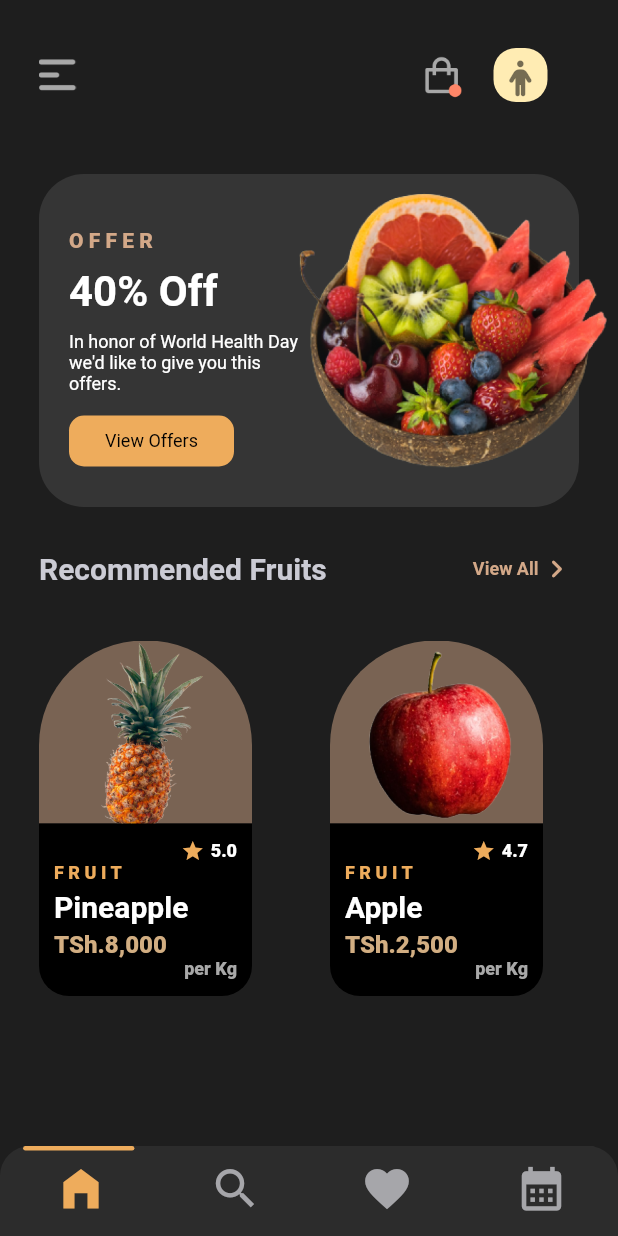
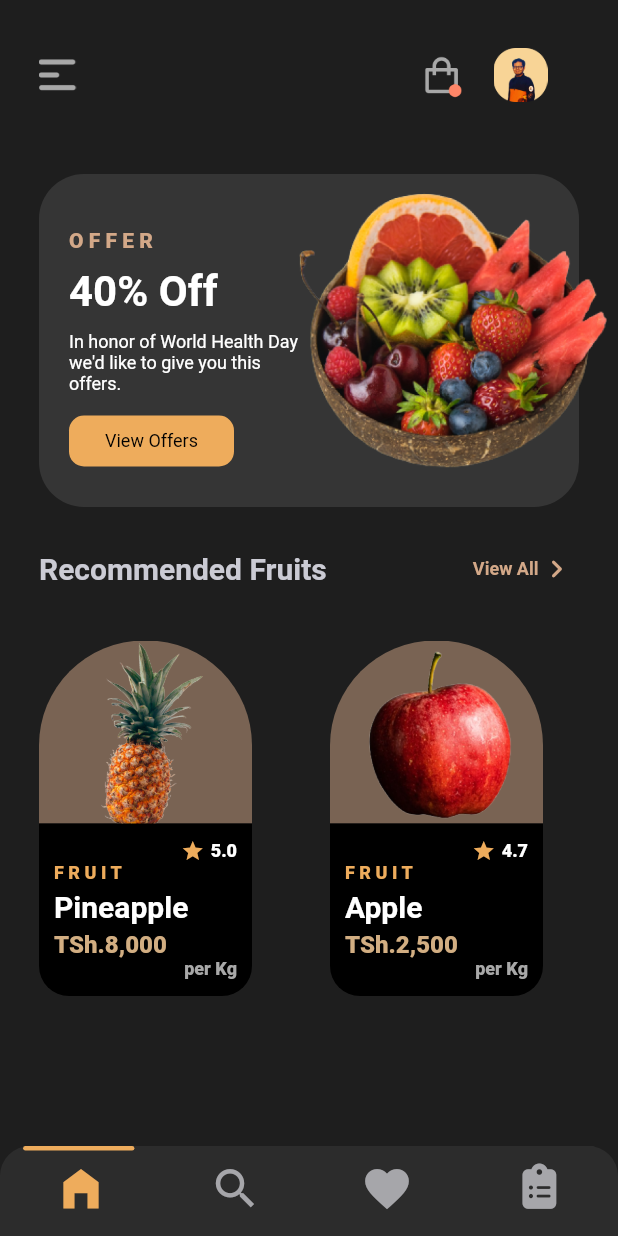
Before and after one commit to jayvibespro/Code-Bock-Flutter-UI-Challenge, a Flutter app: the screen it shows after launch, on a phone screen of 412 x 824 dp. Run offline on Flutter 3.47's test engine with Material 2 defaults, Android fonts, the phone set to English and light mode, and no system bars; our stand-ins replace font_awesome_flutter.

Commit message:
UI update

```diff
--- a/lib/view/pages/home_page.dart
+++ b/lib/view/pages/home_page.dart
@@ -1,5 +1,4 @@
 import 'package:flutter/material.dart';
-import 'package:font_awesome_flutter/font_awesome_flutter.dart';
 
 import '../widgets/item_card.dart';
 
@@ -51,21 +50,11 @@ class HomePage extends StatelessWidget {
                     child: InkWell(
                       borderRadius: BorderRadius.circular(15),
                       onTap: () {},
-                      child: Container(
+                      child: SizedBox(
                         width: 36,
                         height: 36,
-                        decoration: BoxDecoration(
-                          color: Colors.amber.shade100,
-                          borderRadius: BorderRadius.circular(15),
-                        ),
-                        child: const Padding(
-                          padding: EdgeInsets.all(8.0),
-                          child: Center(
-                            child: FaIcon(
-                              FontAwesomeIcons.person,
-                              color: Colors.black54,
-                            ),
-                          ),
+                        child: Image.asset(
+                          'assets/images/Profile.png',
                         ),
                       ),
                     ),
--- a/lib/view/pages/my_home.dart
+++ b/lib/view/pages/my_home.dart
@@ -1,20 +1,12 @@
-import 'package:code_block_ui_challenge/view/pages/calender_page.dart';
 import 'package:code_block_ui_challenge/view/pages/home_page.dart';
 import 'package:code_block_ui_challenge/view/pages/my_favourites_page.dart';
 import 'package:code_block_ui_challenge/view/pages/search_page.dart';
+import 'package:code_block_ui_challenge/view/pages/shop_list_page.dart';
 import 'package:flutter/material.dart';
+import 'package:font_awesome_flutter/font_awesome_flutter.dart';
 
 class MyHome extends StatefulWidget {
   const MyHome({super.key, required this.title});
-
-  // This widget is the home page of your application. It is stateful, meaning
-  // that it has a State object (defined below) that contains fields that affect
-  // how it looks.
-
-  // This class is the configuration for the state. It holds the values (in this
-  // case the title) provided by the parent (in this case the App widget) and
-  // used by the build method of the State. Fields in a Widget subclass are
-  // always marked "final".
 
   final String title;
 
@@ -29,7 +21,7 @@ class _MyHomeState extends State<MyHome> {
     const HomePage(),
     const SearchPage(),
     const MyFavouritesPage(),
-    const CalenderPage(),
+    const ShopListPage(),
   ];
 
   Widget bottomNav() {
@@ -176,15 +168,15 @@ class _MyHomeState extends State<MyHome> {
                   });
                 },
                 icon: pageIndex == 3
-                    ? const Icon(
-                        Icons.calendar_month,
+                    ? const FaIcon(
+                        FontAwesomeIcons.clipboardList,
                         color: Color(0xFFEEAC5C),
-                        size: 35,
+                        size: 30,
                       )
                     : const Icon(
-                        Icons.calendar_month,
+                        FontAwesomeIcons.clipboardList,
                         color: Color(0xFFA6A6AA),
-                        size: 35,
+                        size: 30,
                       ),
               ),
             ],
--- a/lib/view/pages/calender_page.dart
+++ b/lib/view/pages/shop_list_page.dart
@@ -1,13 +1,13 @@
 import 'package:flutter/material.dart';
 
-class CalenderPage extends StatelessWidget {
-  const CalenderPage({Key? key}) : super(key: key);
+class ShopListPage extends StatelessWidget {
+  const ShopListPage({Key? key}) : super(key: key);
 
   @override
   Widget build(BuildContext context) {
     return const Center(
       child: Text(
-        "Calender Page",
+        "Shop List Page",
         style: TextStyle(
           fontSize: 45,
           fontWeight: FontWeight.w500,
```
Also changed, not shown: assets/images/Profile.png (added).
